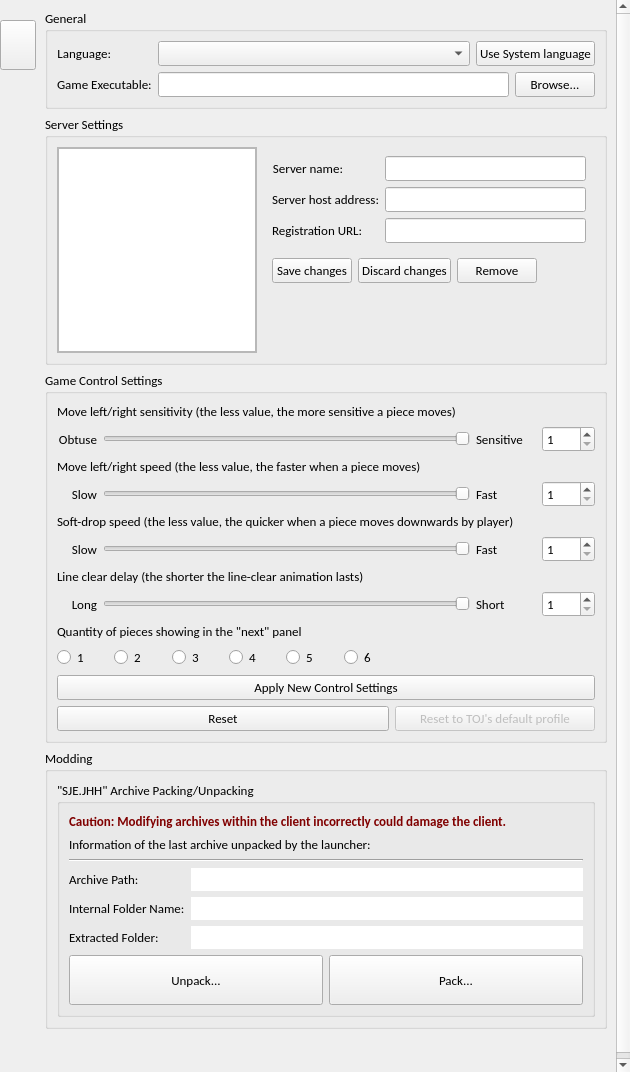
Qt form TOPLauncher/SettingsWidget.ui (BSoD-Ultimate/TOPLauncher) before a commit.
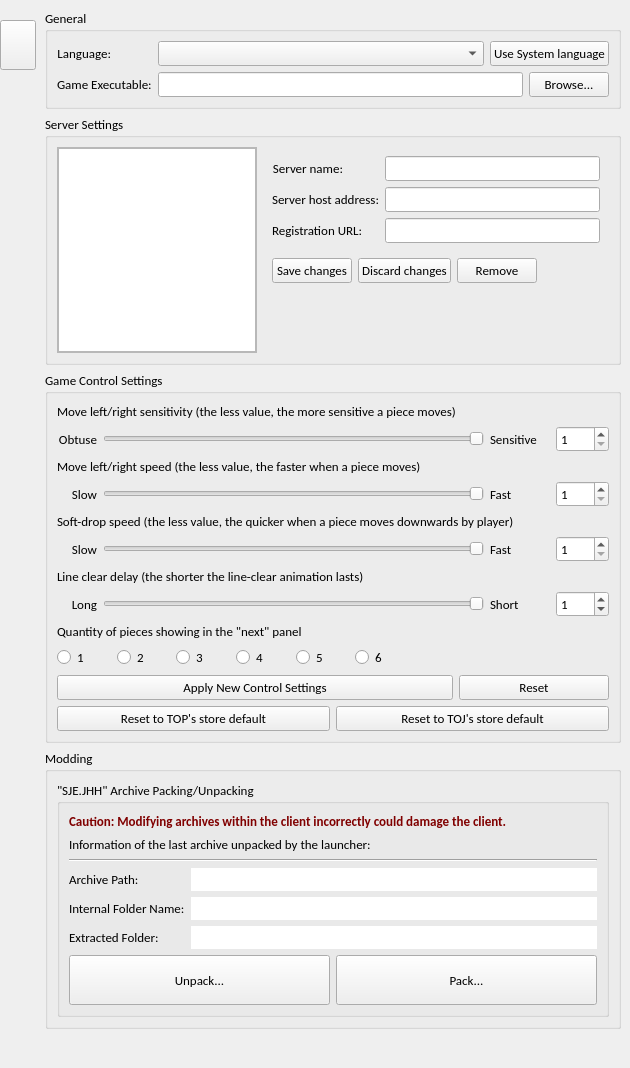
The same form after that commit. Icons and pictures are not drawn.

Commit message: Add settings for resetting the client's control settings to TOJ/TOP store's default profile.

Patch:
```diff
--- a/TOPLauncher/SettingsWidget.ui
+++ b/TOPLauncher/SettingsWidget.ui
@@ -7,7 +7,7 @@
     <x>0</x>
     <y>0</y>
     <width>630</width>
-    <height>1072</height>
+    <height>1068</height>
    </rect>
   </property>
   <property name="sizePolicy">
@@ -181,7 +181,7 @@
         <x>0</x>
         <y>0</y>
         <width>592</width>
-        <height>1072</height>
+        <height>1068</height>
        </rect>
       </property>
       <layout class="QVBoxLayout" name="verticalLayout_9">
@@ -802,7 +802,7 @@
                </size>
               </property>
               <property name="minimum">
-               <number>1</number>
+               <number>0</number>
               </property>
               <property name="maximum">
                <number>1000</number>
@@ -902,6 +902,8 @@
            </layout>
           </item>
           <item>
+           <layout class="QHBoxLayout" name="horizontalLayout_7">
+            <item>
            <widget class="QPushButton" name="btnApplyControlSettings">
             <property name="sizePolicy">
              <sizepolicy hsizetype="Minimum" vsizetype="Minimum">
@@ -915,8 +917,6 @@
            </widget>
           </item>
           <item>
-           <layout class="QHBoxLayout" name="horizontalLayout_4">
-            <item>
              <widget class="QPushButton" name="btnResetControlSettings">
               <property name="sizePolicy">
                <sizepolicy hsizetype="Minimum" vsizetype="Minimum">
@@ -932,7 +932,7 @@
               </property>
               <property name="maximumSize">
                <size>
-                <width>16777215</width>
+                <width>150</width>
                 <height>16777215</height>
                </size>
               </property>
@@ -941,25 +941,42 @@
               </property>
              </widget>
             </item>
+           </layout>
+          </item>
             <item>
-             <widget class="QPushButton" name="btnResetDefault">
+           <layout class="QHBoxLayout" name="horizontalLayout_4">
+            <item>
+             <widget class="QPushButton" name="btnResetTOPDefault">
+              <property name="maximumSize">
+               <size>
+                <width>16777215</width>
+                <height>16777215</height>
+               </size>
+              </property>
+              <property name="text">
+               <string>Reset to TOP's store default</string>
+              </property>
+             </widget>
+            </item>
+            <item>
+             <widget class="QPushButton" name="btnResetTOJDefault">
               <property name="enabled">
-               <bool>false</bool>
+               <bool>true</bool>
               </property>
               <property name="minimumSize">
                <size>
-                <width>200</width>
+                <width>0</width>
                 <height>0</height>
                </size>
               </property>
               <property name="maximumSize">
                <size>
-                <width>200</width>
+                <width>16777215</width>
                 <height>16777215</height>
                </size>
               </property>
               <property name="text">
-               <string>Reset to TOJ's default profile</string>
+               <string>Reset to TOJ's store default</string>
               </property>
              </widget>
             </item>
@@ -1127,10 +1144,13 @@
          <property name="orientation">
           <enum>Qt::Vertical</enum>
          </property>
+         <property name="sizeType">
+          <enum>QSizePolicy::Expanding</enum>
+         </property>
          <property name="sizeHint" stdset="0">
           <size>
            <width>20</width>
-           <height>40</height>
+           <height>1</height>
           </size>
          </property>
         </spacer>
```
Lines whose indentation alone changed are shown as unchanged. The commit also changes 9 other files.
